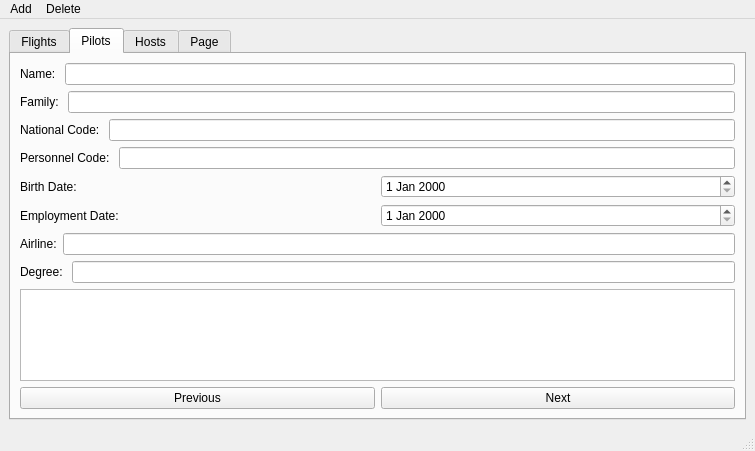
The window that MyProj/mainwindow.ui (shahabbadihi/airport_managementt) describes before a commit, drawn with Qt 5.
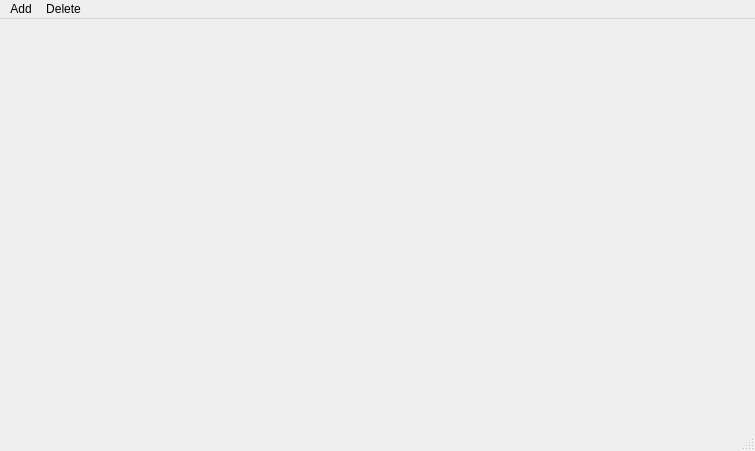
The same window after the commit. The open tabs and pages were chosen to show the change.

Commit message: INIT itemdelegate for pilot

What changed in the file:
```diff
--- a/MyProj/mainwindow.ui
+++ b/MyProj/mainwindow.ui
@@ -14,201 +14,7 @@
    <string>MainWindow</string>
   </property>
   <widget class="QWidget" name="centralwidget">
-   <layout class="QHBoxLayout" name="horizontalLayout">
-    <item>
-     <widget class="QTabWidget" name="tabWidget">
-      <property name="enabled">
-       <bool>true</bool>
-      </property>
-      <property name="currentIndex">
-       <number>0</number>
-      </property>
-      <property name="usesScrollButtons">
-       <bool>true</bool>
-      </property>
-      <property name="documentMode">
-       <bool>false</bool>
-      </property>
-      <property name="tabsClosable">
-       <bool>false</bool>
-      </property>
-      <property name="movable">
-       <bool>false</bool>
-      </property>
-      <widget class="QWidget" name="tabFlights">
-       <attribute name="title">
-        <string>Flights</string>
-       </attribute>
-       <layout class="QVBoxLayout" name="verticalLayout_2">
-        <item>
-         <widget class="QLabel" name="lblClock">
-          <property name="text">
-           <string/>
-          </property>
-         </widget>
-        </item>
-        <item>
-         <widget class="QTableView" name="tableView"/>
-        </item>
-       </layout>
-      </widget>
-      <widget class="QWidget" name="tabPilots">
-       <attribute name="title">
-        <string>Pilots</string>
-       </attribute>
-       <layout class="QVBoxLayout" name="verticalLayout">
-        <item>
-         <layout class="QVBoxLayout" name="verticalLayout_3">
-          <item>
-           <layout class="QHBoxLayout" name="horizontalLayout_7">
-            <item>
-             <widget class="QLabel" name="label_5">
-              <property name="text">
-               <string>Name: </string>
-              </property>
-             </widget>
-            </item>
-            <item>
-             <widget class="QLineEdit" name="txtNamePilot"/>
-            </item>
-           </layout>
-          </item>
-          <item>
-           <layout class="QHBoxLayout" name="horizontalLayout_10">
-            <item>
-             <widget class="QLabel" name="label_6">
-              <property name="text">
-               <string>Family: </string>
-              </property>
-             </widget>
-            </item>
-            <item>
-             <widget class="QLineEdit" name="txtFamilyPilot"/>
-            </item>
-           </layout>
-          </item>
-          <item>
-           <layout class="QHBoxLayout" name="horizontalLayout_9">
-            <item>
-             <widget class="QLabel" name="label_7">
-              <property name="text">
-               <string>National Code: </string>
-              </property>
-             </widget>
-            </item>
-            <item>
-             <widget class="QLineEdit" name="txtNationalCodePilot"/>
-            </item>
-           </layout>
-          </item>
-          <item>
-           <layout class="QHBoxLayout" name="horizontalLayout_12">
-            <item>
-             <widget class="QLabel" name="label_8">
-              <property name="text">
-               <string>Personnel Code: </string>
-              </property>
-             </widget>
-            </item>
-            <item>
-             <widget class="QLineEdit" name="txtPersonnelCodePilot"/>
-            </item>
-           </layout>
-          </item>
-          <item>
-           <layout class="QHBoxLayout" name="horizontalLayout_8">
-            <item>
-             <widget class="QLabel" name="label_9">
-              <property name="text">
-               <string>Birth Date:</string>
-              </property>
-             </widget>
-            </item>
-            <item>
-             <widget class="QDateEdit" name="dtBirthDatePliot"/>
-            </item>
-           </layout>
-          </item>
-          <item>
-           <layout class="QHBoxLayout" name="horizontalLayout_11">
-            <item>
-             <widget class="QLabel" name="label_10">
-              <property name="text">
-               <string>Employment Date: </string>
-              </property>
-             </widget>
-            </item>
-            <item>
-             <widget class="QDateEdit" name="dtEmploymentDatePilot"/>
-            </item>
-           </layout>
-          </item>
-          <item>
-           <layout class="QHBoxLayout" name="horizontalLayout_14">
-            <item>
-             <widget class="QLabel" name="lblAirline_2">
-              <property name="text">
-               <string>Airline:</string>
-              </property>
-             </widget>
-            </item>
-            <item>
-             <widget class="QLineEdit" name="txtAirlinePilot"/>
-            </item>
-           </layout>
-          </item>
-          <item>
-           <layout class="QHBoxLayout" name="horizontalLayout_13">
-            <item>
-             <widget class="QLabel" name="label_11">
-              <property name="text">
-               <string>Degree: </string>
-              </property>
-             </widget>
-            </item>
-            <item>
-             <widget class="QLineEdit" name="txtDegreePilot"/>
-            </item>
-           </layout>
-          </item>
-         </layout>
-        </item>
-        <item>
-         <widget class="QPlainTextEdit" name="plainTextEdit"/>
-        </item>
-        <item>
-         <layout class="QHBoxLayout" name="horizontalLayout_2">
-          <item>
-           <widget class="QPushButton" name="btnPrePilot">
-            <property name="text">
-             <string>Previous</string>
-            </property>
-           </widget>
-          </item>
-          <item>
-           <widget class="QPushButton" name="btnNextPilot">
-            <property name="text">
-             <string>Next</string>
-            </property>
-           </widget>
-          </item>
-         </layout>
-        </item>
-       </layout>
-      </widget>
-      <widget class="QWidget" name="tabHosts">
-       <attribute name="title">
-        <string>Hosts</string>
-       </attribute>
-      </widget>
-      <widget class="QWidget" name="tab_2">
-       <attribute name="title">
-        <string>Page</string>
-       </attribute>
-      </widget>
-     </widget>
-    </item>
-   </layout>
+   <layout class="QHBoxLayout" name="horizontalLayout"/>
   </widget>
   <widget class="QMenuBar" name="menubar">
    <property name="geometry">
```
Left out of the diff: 2 changed lines with no effect on the pictures. The commit also changes 33 other files.
